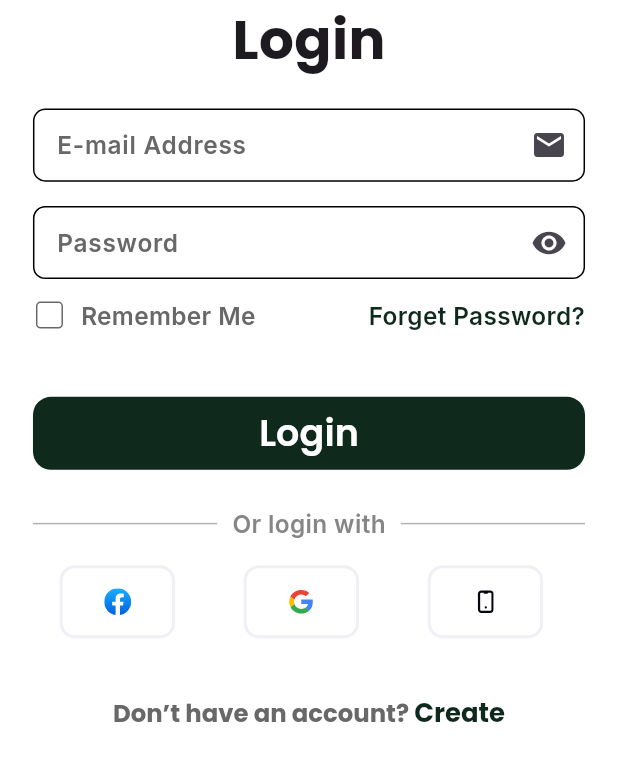
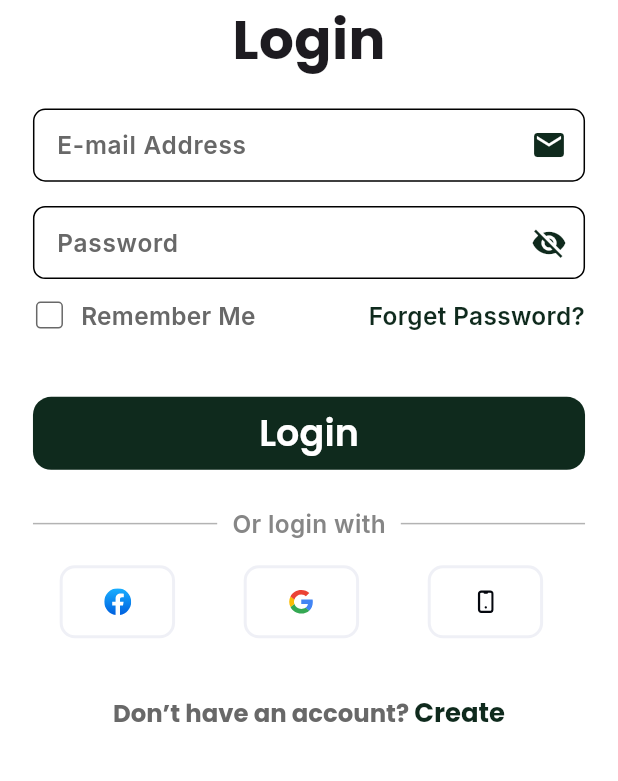
Before and after one commit to mohamedqandill/TradeHub, a Flutter app: the screen it shows after launch, after a tap on "Skip", on a phone screen of 412 x 824 dp, the part 448-1229 px from its top. Run offline on Flutter 3.47's test engine with Material 3 defaults, Android fonts, the phone set to English and light mode, and no system bars; our stand-ins replace device_preview, easy_localization, flutter_advanced_switch, flutter_screenutil, flutter_svg, google_fonts and 3 more.

```diff
--- a/lib/core/colors/app_colors.dart
+++ b/lib/core/colors/app_colors.dart
@@ -2,6 +2,7 @@ import 'dart:ui';
 
 abstract class AppColors {
   static const Color mainColor = Color(0xff0F2A1D);
+  static const Color mainDarkColor = Color(0xff0FCF73);
   static const Color grey = Color(0xff686868);
   static const Color black = Color(0xff000000);
   static const Color white = Color(0xffffffff);
--- a/lib/core/constants/app_constants.dart
+++ b/lib/core/constants/app_constants.dart
@@ -6,6 +6,7 @@ abstract class AppConstants {
   static const String ar = "ar";
   static const String enCap = "EN";
   static const String arCap = "AR";
+  static const String isDarkMode = "isDarkMode";
   static const String langKey = "languageKey";
   static const String us = "US";
   static const String eg = "EG";
--- /dev/null
+++ b/lib/core/extensions/is_dark_mode.dart
@@ -0,0 +1,7 @@
+import 'package:flutter/material.dart';
+import 'package:provider/provider.dart';
+import 'package:tradehub/presentation/onBoarding/view_model/theme_view_model.dart';
+
+extension IsDarkMode on BuildContext {
+  bool get isDarkMode => read<ThemeViewModel>().mode == ThemeMode.dark;
+}
--- a/lib/core/shared_widgets/custom_large_main_button.dart
+++ b/lib/core/shared_widgets/custom_large_main_button.dart
@@ -23,12 +23,11 @@ class CustomLargeMainButton extends StatelessWidget {
 
     return ElevatedButton(
         style: ButtonStyle(
-            shape: WidgetStatePropertyAll(RoundedRectangleBorder(
-                borderRadius:
-                    BorderRadius.all(Radius.circular(radius ?? 12.r)))),
-            fixedSize:
-                WidgetStatePropertyAll(Size(width ?? 335.w, height ?? 48.h)),
-            backgroundColor: const WidgetStatePropertyAll(AppColors.mainColor)),
+          shape: WidgetStatePropertyAll(RoundedRectangleBorder(
+              borderRadius: BorderRadius.all(Radius.circular(radius ?? 12.r)))),
+          fixedSize:
+              WidgetStatePropertyAll(Size(width ?? 335.w, height ?? 48.h)),
+        ),
         onPressed: onPressed,
         child: Text(
           text,
--- a/lib/core/shared_widgets/custom_main_button.dart
+++ b/lib/core/shared_widgets/custom_main_button.dart
@@ -23,12 +23,11 @@ class CustomMainButton extends StatelessWidget {
 
     return ElevatedButton(
         style: ButtonStyle(
-            shape: WidgetStatePropertyAll(RoundedRectangleBorder(
-                borderRadius:
-                    BorderRadius.all(Radius.circular(radius ?? 12.r)))),
-            fixedSize:
-                WidgetStatePropertyAll(Size(width ?? 160.w, height ?? 48.h)),
-            backgroundColor: const WidgetStatePropertyAll(AppColors.mainColor)),
+          shape: WidgetStatePropertyAll(RoundedRectangleBorder(
+              borderRadius: BorderRadius.all(Radius.circular(radius ?? 12.r)))),
+          fixedSize:
+              WidgetStatePropertyAll(Size(width ?? 160.w, height ?? 48.h)),
+        ),
         onPressed: onPressed,
         child: Text(
           text,
--- a/lib/core/theme/app_theme.dart
+++ b/lib/core/theme/app_theme.dart
@@ -12,11 +12,15 @@ abstract class AppTheme {
         titleTextStyle: GoogleFonts.poppins(
             fontSize: 24.sp,
             fontWeight: FontWeight.w600,
-            color: AppColors.black),
+            color: AppColors.mainColor),
         elevation: 0,
         scrolledUnderElevation: 0,
       ),
+      elevatedButtonTheme: const ElevatedButtonThemeData(
+          style: ButtonStyle(
+              backgroundColor: WidgetStatePropertyAll(AppColors.mainColor))),
       inputDecorationTheme: InputDecorationTheme(
+        suffixIconColor: AppColors.mainColor,
         labelStyle: GoogleFonts.inter(
             fontSize: 16.sp,
             fontWeight: FontWeight.w600,
@@ -38,9 +42,9 @@ abstract class AppTheme {
             fontWeight: FontWeight.w400,
             color: AppColors.grey),
         bodyMedium: GoogleFonts.inter(
-          fontSize: 16.sp,
-          fontWeight: FontWeight.w600,
-        ),
+            fontSize: 16.sp,
+            fontWeight: FontWeight.w600,
+            color: AppColors.grey),
         bodySmall: GoogleFonts.poppins(
           fontSize: 12.sp,
           fontWeight: FontWeight.w500,
@@ -58,6 +62,65 @@ abstract class AppTheme {
             fontWeight: FontWeight.w600,
             color: AppColors.black),
       ));
-  static ThemeData darkTheme =
-      ThemeData(scaffoldBackgroundColor: AppColors.black);
+  static ThemeData darkTheme = ThemeData(
+      scaffoldBackgroundColor: AppColors.black,
+      appBarTheme: AppBarTheme(
+        backgroundColor: Colors.transparent,
+        centerTitle: true,
+        titleTextStyle: GoogleFonts.poppins(
+            fontSize: 24.sp,
+            fontWeight: FontWeight.w600,
+            color: AppColors.mainDarkColor),
+        elevation: 0,
+        scrolledUnderElevation: 0,
+      ),
+      elevatedButtonTheme: const ElevatedButtonThemeData(
+          style: ButtonStyle(
+              backgroundColor:
+                  WidgetStatePropertyAll(AppColors.mainDarkColor))),
+      inputDecorationTheme: InputDecorationTheme(
+        labelStyle: GoogleFonts.inter(
+            fontSize: 16.sp,
+            fontWeight: FontWeight.w600,
+            color: AppColors.white),
+        enabledBorder: OutlineInputBorder(
+            borderSide: const BorderSide(width: 1, color: AppColors.white),
+            borderRadius: BorderRadius.all(Radius.circular(8.r))),
+        disabledBorder: OutlineInputBorder(
+            borderSide: const BorderSide(width: 1, color: AppColors.white),
+            borderRadius: BorderRadius.all(Radius.circular(8.r))),
+        focusedBorder: OutlineInputBorder(
+            borderSide: const BorderSide(width: 1, color: AppColors.white),
+            borderRadius: BorderRadius.all(Radius.circular(8.r))),
+      ),
+      textTheme: TextTheme(
+        headlineLarge: GoogleFonts.poppins(
+            fontSize: 36.sp,
+            fontWeight: FontWeight.w600,
+            color: AppColors.mainDarkColor),
+        headlineMedium: GoogleFonts.poppins(
+            fontSize: 20.sp,
+            fontWeight: FontWeight.w400,
+            color: AppColors.mainDarkColor),
+        bodyMedium: GoogleFonts.inter(
+            fontSize: 16.sp,
+            fontWeight: FontWeight.w600,
+            color: AppColors.mainDarkColor),
+        bodySmall: GoogleFonts.poppins(
+            fontSize: 12.sp,
+            fontWeight: FontWeight.w500,
+            color: AppColors.mainDarkColor),
+        labelSmall: GoogleFonts.poppins(
+            fontSize: 16.sp,
+            fontWeight: FontWeight.w700,
+            color: AppColors.mainDarkColor),
+        bodyLarge: GoogleFonts.poppins(
+            fontSize: 36.sp,
+            fontWeight: FontWeight.w700,
+            color: AppColors.mainDarkColor),
+        titleLarge: GoogleFonts.poppins(
+            fontSize: 24.sp,
+            fontWeight: FontWeight.w600,
+            color: AppColors.mainDarkColor),
+      ));
 }
--- a/lib/main.dart
+++ b/lib/main.dart
@@ -1,11 +1,13 @@
 import 'package:easy_localization/easy_localization.dart';
 import 'package:flutter/material.dart';
 import 'package:flutter_screenutil/flutter_screenutil.dart';
+import 'package:provider/provider.dart';
 import 'package:tradehub/core/constants/app_constants.dart';
 import 'package:tradehub/core/routes/app_routes.dart';
 import 'package:tradehub/core/routes/routes.dart';
 import 'package:tradehub/core/theme/app_theme.dart';
 import 'package:tradehub/presentation/onBoarding/view_model/language_view_model.dart';
+import 'package:tradehub/presentation/onBoarding/view_model/theme_view_model.dart';
 
 import 'core/base/base_inherited_widgets.dart';
 import 'core/utils/shared_prefs/prefs.dart';
@@ -24,8 +26,11 @@ void main() async {
     supportedLocales: const [Locale(AppConstants.en), Locale(AppConstants.ar)],
     path: 'assets/translations', // <-- change the path of the translation files
     fallbackLocale: const Locale(AppConstants.en, AppConstants.us),
-    child: MyApp(
-      isTrue: isFirstTime ?? true,
+    child: ChangeNotifierProvider(
+      create: (context) => ThemeViewModel()..getSavedTheme(),
+      child: MyApp(
+        isTrue: isFirstTime ?? true,
+      ),
     ),
   ));
 }
@@ -39,11 +44,14 @@ class MyApp extends StatelessWidget {
   // This widget is the root of your application.
   @override
   Widget build(BuildContext context) {
+    var provider = Provider.of<ThemeViewModel>(context);
     return ScreenUtilInit(
       designSize: const Size(375, 812),
       minTextAdapt: true,
       builder: (context, child) => BaseInheritedWidget(
-        theme: AppTheme.lightTheme,
+        theme: provider.mode == ThemeMode.dark
+            ? AppTheme.darkTheme
+            : AppTheme.lightTheme,
         screenHeight: MediaQuery.of(context).size.height,
         screenWidth: MediaQuery.of(context).size.width,
         child: MaterialApp(
@@ -52,6 +60,8 @@ class MyApp extends StatelessWidget {
           locale: context.locale,
           title: 'Flutter Demo',
           theme: AppTheme.lightTheme,
+          darkTheme: AppTheme.darkTheme,
+          themeMode: provider.mode,
           debugShowCheckedModeBanner: false,
           onGenerateRoute: AppRoutes.getRoutes,
           initialRoute: isTrue ? Routes.splash : Routes.splash,
--- a/lib/presentation/authentication/login/widgets/login_view_body.dart
+++ b/lib/presentation/authentication/login/widgets/login_view_body.dart
@@ -24,6 +24,7 @@ class LoginViewBody extends StatefulWidget {
 
 class _LoginViewBodyState extends State<LoginViewBody> {
   bool isRememberMe = false;
+  bool isObscureText = false;
   @override
   Widget build(BuildContext context) {
     var base = BaseInheritedWidget.of(context);
@@ -62,7 +63,13 @@ class _LoginViewBodyState extends State<LoginViewBody> {
               CustomTextField(
                 labelText: LocalKeys.password.tr(),
                 suffixIcon: IconButton(
-                    onPressed: () {}, icon: const Icon(Icons.remove_red_eye)),
+                    onPressed: () {
+                      isObscureText = !isObscureText;
+                      setState(() {});
+                    },
+                    icon: isObscureText
+                        ? const Icon(Icons.visibility)
+                        : const Icon(Icons.visibility_off)),
               ),
               Row(
                 children: [
--- /dev/null
+++ b/lib/presentation/onBoarding/view_model/theme_view_model.dart
@@ -0,0 +1,18 @@
+import 'package:flutter/material.dart';
+import 'package:tradehub/core/constants/app_constants.dart';
+import 'package:tradehub/core/utils/shared_prefs/prefs.dart';
+
+class ThemeViewModel extends ChangeNotifier {
+  late ThemeMode mode;
+  SharedPrefsHelper prefs = SharedPrefsHelper();
+  getSavedTheme() {
+    bool isDark = prefs.getBool(AppConstants.isDarkMode) ?? false;
+    mode = isDark ? ThemeMode.dark : ThemeMode.light;
+  }
+
+  changeTheme(ThemeMode themeMode) {
+    mode = themeMode;
+    prefs.saveBool(AppConstants.isDarkMode, mode == ThemeMode.dark);
+    notifyListeners();
+  }
+}
--- a/lib/presentation/onBoarding/widgets/on_boarding_view_body.dart
+++ b/lib/presentation/onBoarding/widgets/on_boarding_view_body.dart
@@ -1,3 +1,5 @@
+import 'dart:ui' as ui;
+
 import 'package:easy_localization/easy_localization.dart';
 import 'package:flutter/material.dart';
 import 'package:flutter_advanced_switch/flutter_advanced_switch.dart';
@@ -76,12 +78,15 @@ class _OnBoardingViewBodyState extends State<OnBoardingViewBody> {
               padding: EdgeInsets.only(right: 17.sp),
               child: AdvancedSwitch(
                 thumb: !controller.value
-                    ? Image.asset(AppAssets.egypt)
-                    : Image.asset(AppAssets.america),
+                    ? Image.asset(AppAssets.america)
+                    : Image.asset(AppAssets.egypt),
                 controller: controller,
                 activeColor: AppColors.mainColor,
                 inactiveColor: AppColors.mainColor,
                 activeChild: context.locale.languageCode == AppConstants.en
+                    ? const Text(AppConstants.enCap)
+                    : const Text(AppConstants.arCap),
+                inactiveChild: context.locale.languageCode == AppConstants.en
                     ? const Text(AppConstants.enCap)
                     : const Text(AppConstants.arCap),
                 borderRadius: BorderRadius.all(Radius.circular(35.r)),
@@ -92,7 +97,8 @@ class _OnBoardingViewBodyState extends State<OnBoardingViewBody> {
                 initialValue: controller.value,
                 onChanged: (value) {
                   controller.value = value;
-                  if (controller.value == false) {
+                  print(controller.value);
+                  if (controller.value == true) {
                     context.setLocale(const Locale(AppConstants.ar));
                   } else {
                     context.setLocale(const Locale(AppConstants.en));
@@ -160,11 +166,18 @@ class _OnBoardingViewBodyState extends State<OnBoardingViewBody> {
           SizedBox(
             height: 40.h,
           ),
-          SmoothPageIndicator(
-            controller: pageController, // PageController
-            count: 3,
-            axisDirection: Axis.horizontal,
-            effect: const WormEffect(activeDotColor: AppColors.mainColor),
+          Directionality(
+            textDirection: context.locale.languageCode == AppConstants.ar
+                ? ui.TextDirection.rtl
+                : ui.TextDirection.ltr,
+            child: SmoothPageIndicator(
+              controller: pageController,
+              // PageController
+              count: 3,
+              axisDirection: Axis.horizontal,
+
+              effect: const WormEffect(activeDotColor: AppColors.mainColor),
+            ),
           ),
           SizedBox(
             height: 20.h,
```
